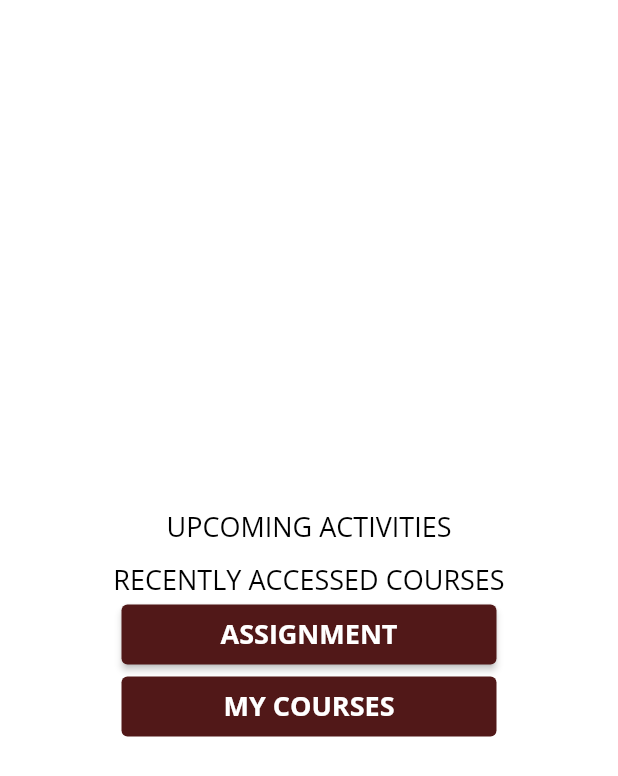
After one commit to Rdilshan/SUSL-LMS, a Flutter app: the Sign screen opened directly, after a tap on "LOGIN", on a phone screen of 412 x 824 dp. The commit adds this screen. Shown: the top 776 px of the screen. Run offline on Flutter 3.47's test engine with Material 2 defaults, Android fonts, the phone set to English and light mode, and no system bars.

Commit message:
HOMEPAGE

```diff
--- /dev/null
+++ b/lib/homepage/homepage.dart
@@ -0,0 +1,95 @@
+import 'package:flutter/material.dart';
+import 'package:flutter_application_5/submit_assignment/assignment.dart';
+
+// ignore: camel_case_types
+class homepage extends StatefulWidget {
+  const homepage({super.key});
+
+  @override
+  State<homepage> createState() => _homepageState();
+}
+
+// ignore: camel_case_types
+class _homepageState extends State<homepage> {
+  @override
+  Widget build(BuildContext context) {
+    return Scaffold(
+      body: Container(
+        color: Colors.white,
+        child: Center(
+          child: Column(
+            mainAxisAlignment: MainAxisAlignment.center,
+            children: [
+              const SizedBox(
+                height: 10,
+              ),
+              const Text(
+                'UPCOMING ACTIVITIES',
+                style: TextStyle(
+                  color: Color.fromARGB(255, 0, 0, 0),
+                  fontSize: 18,
+                  fontFamily: 'OpenSans',
+                ),
+              ),
+              const SizedBox(
+                height: 10,
+              ),
+              const Text(
+                'RECENTLY ACCESSED COURSES',
+                style: TextStyle(
+                  color: Color.fromARGB(255, 0, 0, 0),
+                  fontSize: 18,
+                  fontFamily: 'OpenSans',
+                ),
+              ),
+              ElevatedButton(
+                onPressed: () =>
+                    navigateToAssignment(context, const assignment()),
+                style: ButtonStyle(
+                  backgroundColor: MaterialStateProperty.all<Color>(
+                      Color.fromARGB(255, 81, 24, 24)),
+                  fixedSize:
+                      MaterialStateProperty.all<Size>(const Size(250, 40)),
+                ),
+                child: const Text(
+                  'ASSIGNMENT',
+                  style: TextStyle(
+                    color: Color.fromARGB(255, 255, 255, 255),
+                    fontSize: 18,
+                    fontFamily: 'OpenSans',
+                    fontWeight: FontWeight.bold,
+                  ),
+                ),
+              ),
+              ElevatedButton(
+                onPressed: null,
+                style: ButtonStyle(
+                  backgroundColor: MaterialStateProperty.all<Color>(
+                      Color.fromARGB(255, 81, 24, 24)),
+                  fixedSize:
+                      MaterialStateProperty.all<Size>(const Size(250, 40)),
+                ),
+                child: const Text(
+                  'MY COURSES',
+                  style: TextStyle(
+                    color: Color.fromARGB(255, 255, 255, 255),
+                    fontSize: 18,
+                    fontFamily: 'OpenSans',
+                    fontWeight: FontWeight.bold,
+                  ),
+                ),
+              ),
+            ],
+          ),
+        ),
+      ),
+    );
+  }
+}
+
+void navigateToAssignment(BuildContext context, Widget assignmentWidget) {
+  Navigator.push(
+    context,
+    MaterialPageRoute(builder: (context) => assignmentWidget),
+  );
+}
--- a/lib/screen/sign.dart
+++ b/lib/screen/sign.dart
@@ -1,4 +1,5 @@
 import 'package:flutter/material.dart';
+import 'package:flutter_application_5/homepage/homepage.dart';
 
 class Sign extends StatefulWidget {
   const Sign({super.key});
@@ -56,7 +57,7 @@ class _SignState extends State<Sign> {
                 ),
               ),
               ElevatedButton(
-                onPressed: null,
+                onPressed: () => navigateToHomepage(context, const homepage()),
                 style: ButtonStyle(
                   backgroundColor: MaterialStateProperty.all<Color>(
                       Color.fromARGB(255, 81, 24, 24)),
@@ -106,3 +107,10 @@ class _SignState extends State<Sign> {
     );
   }
 }
+
+void navigateToHomepage(BuildContext context, Widget homepageWidget) {
+  Navigator.push(
+    context,
+    MaterialPageRoute(builder: (context) => homepageWidget),
+  );
+}
```
Also changed, not shown: lib/screen/welcome.dart (+0 -16 lines), 8 other files.
